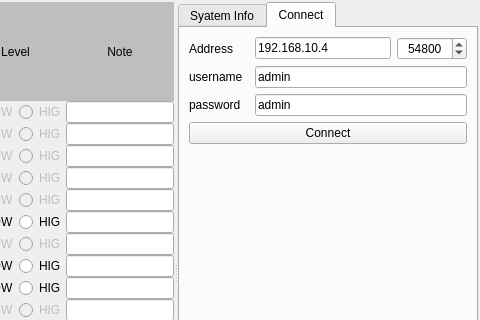
The window that RaspberryPiGPIO/RaspberryPiGPIOUI.ui (julian-zhuang/DevelopmentToolBox) describes before a commit, drawn with Qt 5; both pictures show x 936 to 1416 and y 0 to 320 of the 1416 by 647 pixel window.
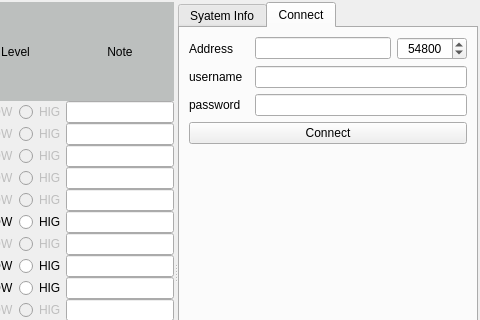
The same window after the commit. The open tabs and pages were chosen to show the change.

Commit message: 添加配置文件保存

What changed in the file:
```diff
--- a/RaspberryPiGPIO/RaspberryPiGPIOUI.ui
+++ b/RaspberryPiGPIO/RaspberryPiGPIOUI.ui
@@ -6442,7 +6442,7 @@
               </sizepolicy>
              </property>
              <property name="text">
-              <string>192.168.10.4</string>
+              <string/>
              </property>
             </widget>
            </item>
@@ -6485,7 +6485,7 @@
            <item>
             <widget class="QLineEdit" name="lineEdit_Username">
              <property name="text">
-              <string>admin</string>
+              <string/>
              </property>
             </widget>
            </item>
@@ -6509,7 +6509,7 @@
            <item>
             <widget class="QLineEdit" name="lineEdit_Password">
              <property name="text">
-              <string>admin</string>
+              <string/>
              </property>
             </widget>
            </item>
```
Left out of the diff: 2 changed lines with no effect on the pictures. The commit also changes 1 other file.
